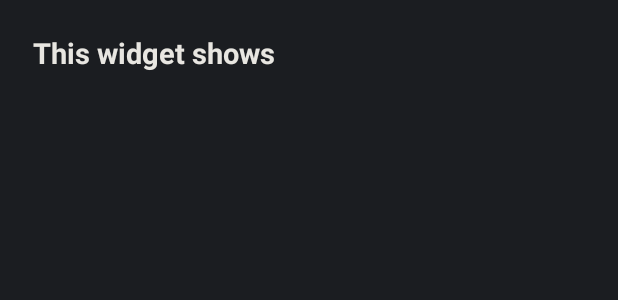
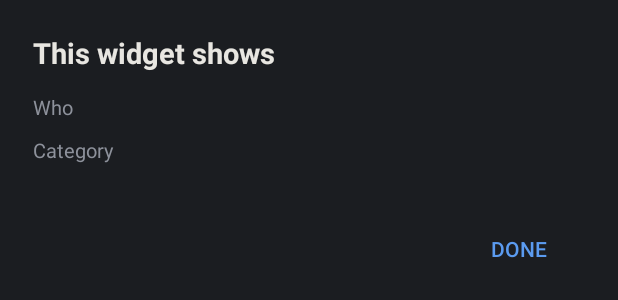
Before and after one commit to X882b/Personal_Calendar, an Android app: the layout activity_filter.xml on its own in the app's theme, with its tools: preview values and no code run, on a phone screen of 412 x 824 dp. Shown: the top 300 px of the screen. Run offline under Robolectric (Android 15) with nearby library versions, the phone set to English and light mode, and no system bars.

Commit message:
Widget: choose a person as well as a category
The widget's label now opens a picker with a Who group (Both or one
of you) above the Category group; each tap applies at once and Done
closes. The label reads e.g. "Ana · Work schedule". A person keeps the
events you share, the same as the app's person filter.

Agenda.only(cat, who) ports the whole of the app's visible(); checked
against it over two years for every person × category combination:
identical.

Co-Authored-By: Claude Opus 5.5 <noreply@anthropic.com>
Claude-Session: https://claude.ai/code/session_01G45vVWfMHE381yoDfYdLNp

```diff
--- a/widget/app/src/main/java/io/github/x882b/schedule/RowsService.java
+++ b/widget/app/src/main/java/io/github/x882b/schedule/RowsService.java
@@ -54,7 +54,7 @@ public class RowsService extends RemoteViewsService {
             now = String.format(Locale.ROOT, "%02d:%02d", t.getHour(), t.getMinute());
             Store s = new Store(c);
             String json = s.readDoc();
-            g = Agenda.parse(json).only(s.widgetCat(widgetId));
+            g = Agenda.parse(json).only(s.widgetCat(widgetId), s.widgetWho(widgetId));
             rows = json.isEmpty() ? new ArrayList<>() : g.upcoming(today, DAYS_AHEAD);
         }
 
--- a/widget/app/src/main/java/io/github/x882b/schedule/Store.java
+++ b/widget/app/src/main/java/io/github/x882b/schedule/Store.java
@@ -43,10 +43,12 @@ final class Store {
 
     void failed(String why) { p.edit().putString("error", why).apply(); }
 
-    /** Each widget on the home screen keeps its own category ("" = everything). */
+    /** Each widget on the home screen keeps its own category ("" = everything) and person ("all", "a", "b"). */
     String widgetCat(int widgetId) { return p.getString("cat_" + widgetId, ""); }
     void setWidgetCat(int widgetId, String cat) { p.edit().putString("cat_" + widgetId, cat).apply(); }
-    void forgetWidget(int widgetId) { p.edit().remove("cat_" + widgetId).apply(); }
+    String widgetWho(int widgetId) { return p.getString("who_" + widgetId, "all"); }
+    void setWidgetWho(int widgetId, String who) { p.edit().putString("who_" + widgetId, who).apply(); }
+    void forgetWidget(int widgetId) { p.edit().remove("cat_" + widgetId).remove("who_" + widgetId).apply(); }
 
     synchronized String readDoc() {
         try {
--- a/widget/app/src/main/res/layout/activity_filter.xml
+++ b/widget/app/src/main/res/layout/activity_filter.xml
@@ -1,10 +1,17 @@
 <?xml version="1.0" encoding="utf-8"?>
-<LinearLayout xmlns:android="http://schemas.android.com/apk/res/android"
+<ScrollView xmlns:android="http://schemas.android.com/apk/res/android"
+    android:layout_width="match_parent"
+    android:layout_height="wrap_content">
+
+    <LinearLayout
         android:layout_width="match_parent"
         android:layout_height="wrap_content"
         android:minWidth="280dp"
         android:orientation="vertical"
-    android:padding="22dp">
+        android:paddingStart="22dp"
+        android:paddingTop="22dp"
+        android:paddingEnd="22dp"
+        android:paddingBottom="8dp">
 
         <TextView
             android:layout_width="wrap_content"
@@ -14,11 +21,31 @@
             android:textSize="19sp"
             android:textStyle="bold" />
 
+        <TextView
+            android:layout_width="wrap_content"
+            android:layout_height="wrap_content"
+            android:layout_marginTop="14dp"
+            android:text="Who"
+            android:textColor="@color/dim"
+            android:textSize="13sp" />
+
+        <RadioGroup
+            android:id="@+id/people"
+            android:layout_width="match_parent"
+            android:layout_height="wrap_content" />
+
+        <TextView
+            android:layout_width="wrap_content"
+            android:layout_height="wrap_content"
+            android:layout_marginTop="10dp"
+            android:text="Category"
+            android:textColor="@color/dim"
+            android:textSize="13sp" />
+
         <RadioGroup
             android:id="@+id/choices"
             android:layout_width="match_parent"
-        android:layout_height="wrap_content"
-        android:layout_marginTop="10dp" />
+            android:layout_height="wrap_content" />
 
         <TextView
             android:id="@+id/hint"
@@ -27,4 +54,15 @@
             android:layout_marginTop="10dp"
             android:textColor="@color/dim"
             android:textSize="13sp" />
+
+        <Button
+            android:id="@+id/done"
+            style="?android:attr/borderlessButtonStyle"
+            android:layout_width="wrap_content"
+            android:layout_height="wrap_content"
+            android:layout_gravity="end"
+            android:layout_marginTop="4dp"
+            android:text="Done"
+            android:textColor="#5B9BF0" />
     </LinearLayout>
+</ScrollView>
```
Also changed, not shown: widget/app/src/main/java/io/github/x882b/schedule/Agenda.java (+10 -4 lines), widget/app/src/main/java/io/github/x882b/schedule/FilterActivity.java (+42 -19 lines), widget/app/src/main/java/io/github/x882b/schedule/ScheduleWidget.java (+8 -5 lines), 2 other files. Lines whose indentation alone changed are shown as unchanged.
